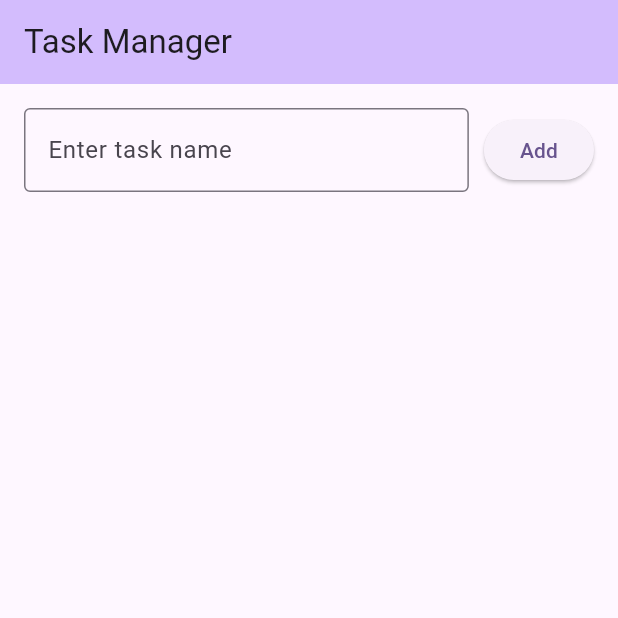
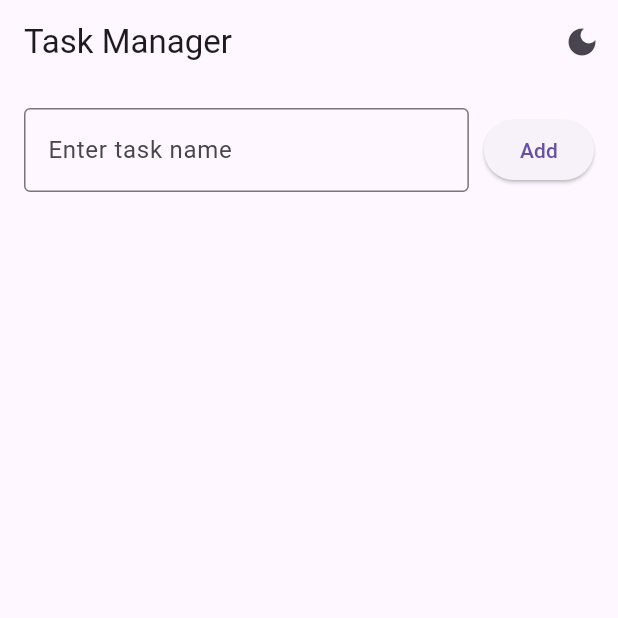
Before and after one commit to vk1hub/Task-Manager, a Flutter app: the screen it shows after launch, on a phone screen of 412 x 824 dp, the top half of it. Run offline on Flutter 3.47's test engine with Material 3 defaults, Android fonts, the phone set to English and light mode, and no system bars.

Commit message:
Added dark mode and light mode functionality

```diff
--- a/lib/main.dart
+++ b/lib/main.dart
@@ -1,28 +1,51 @@
 import 'package:flutter/material.dart';
 
 void main() {
-  runApp(const MyApp());
+  runApp(MyApp());
 }
 
-class MyApp extends StatelessWidget {
-  const MyApp({super.key});
+class MyApp extends StatefulWidget {
+  @override
+  State<MyApp> createState() => _MyAppState();
+}
+
+class _MyAppState extends State<MyApp> {
+  bool isDarkMode = false;
+
+  void toggleTheme() {
+    setState(() {
+      isDarkMode = !isDarkMode;
+    });
+  }
 
   @override
   Widget build(BuildContext context) {
     return MaterialApp(
       title: 'Task Manager',
       theme: ThemeData(
-        colorScheme: ColorScheme.fromSeed(seedColor: Colors.deepPurple),
+        brightness: isDarkMode ? Brightness.dark : Brightness.light,
+        primarySwatch: Colors.blue,
       ),
-      home: const MyHomePage(title: 'Task Manager'),
+      home: MyHomePage(
+        title: 'Task Manager',
+        isDarkMode: isDarkMode,
+        onThemeToggle: toggleTheme,
+      ),
     );
   }
 }
 
 class MyHomePage extends StatefulWidget {
-  const MyHomePage({super.key, required this.title});
+  const MyHomePage({
+    super.key,
+    required this.title,
+    required this.isDarkMode,
+    required this.onThemeToggle,
+  });
 
   final String title;
+  final bool isDarkMode;
+  final Function onThemeToggle;
 
   @override
   State<MyHomePage> createState() => _MyHomePageState();
@@ -35,8 +58,15 @@ class _MyHomePageState extends State<MyHomePage> {
   Widget build(BuildContext context) {
     return Scaffold(
       appBar: AppBar(
-        backgroundColor: Theme.of(context).colorScheme.inversePrimary,
         title: Text(widget.title),
+        actions: [
+          IconButton(
+            icon: Icon(widget.isDarkMode ? Icons.light_mode : Icons.dark_mode),
+            onPressed: () {
+              widget.onThemeToggle();
+            },
+          ),
+        ],
       ),
       body: Padding(
         padding: const EdgeInsets.all(16.0),
```
